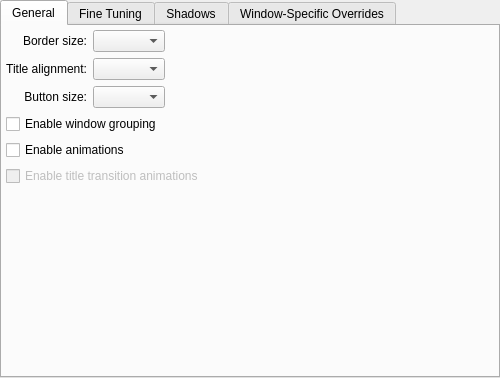
Above: clients/oxygen/config/ui/oxygenconfigurationui.ui from KDE/kwin before the change. Below: the same form after it.
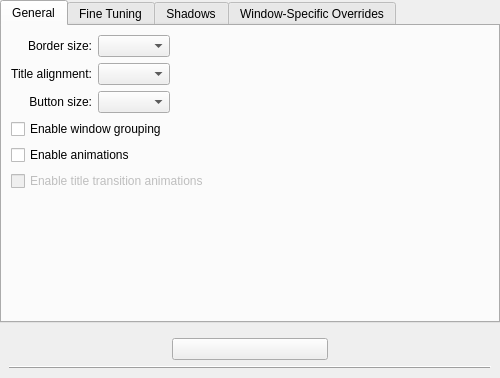
That is the form after the change. Custom widgets are drawn as their Qt base class.

Commit message: Added "show advanced options" button.

Diff of the .ui file:
```diff
--- a/clients/oxygen/config/ui/oxygenconfigurationui.ui
+++ b/clients/oxygen/config/ui/oxygenconfigurationui.ui
@@ -30,10 +30,7 @@
        <string>General</string>
       </attribute>
       <layout class="QGridLayout" name="gridLayout">
-       <property name="margin">
-        <number>4</number>
-       </property>
-       <item row="0" column="0">
+       <item row="0" column="0" colspan="2">
         <widget class="QLabel" name="label">
          <property name="text">
           <string>Border size:</string>
@@ -46,10 +43,10 @@
          </property>
         </widget>
        </item>
-       <item row="0" column="1">
+       <item row="0" column="2">
         <widget class="KComboBox" name="frameBorder"/>
        </item>
-       <item row="1" column="0">
+       <item row="1" column="0" colspan="2">
         <widget class="QLabel" name="label_2">
          <property name="text">
           <string>Title alignment:</string>
@@ -62,10 +59,23 @@
          </property>
         </widget>
        </item>
-       <item row="1" column="1">
+       <item row="1" column="2">
         <widget class="KComboBox" name="titleAlignment"/>
        </item>
-       <item row="2" column="0">
+       <item row="1" column="3">
+        <spacer name="horizontalSpacer">
+         <property name="orientation">
+          <enum>Qt::Horizontal</enum>
+         </property>
+         <property name="sizeHint" stdset="0">
+          <size>
+           <width>40</width>
+           <height>20</height>
+          </size>
+         </property>
+        </spacer>
+       </item>
+       <item row="2" column="0" colspan="2">
         <widget class="QLabel" name="label_3">
          <property name="text">
           <string>Button size:</string>
@@ -78,22 +88,9 @@
          </property>
         </widget>
        </item>
-       <item row="2" column="1">
+       <item row="2" column="2">
         <widget class="KComboBox" name="buttonSize"/>
        </item>
-       <item row="1" column="2">
-        <spacer name="horizontalSpacer">
-         <property name="orientation">
-          <enum>Qt::Horizontal</enum>
-         </property>
-         <property name="sizeHint" stdset="0">
-          <size>
-           <width>40</width>
-           <height>20</height>
-          </size>
-         </property>
-        </spacer>
-       </item>
        <item row="3" column="0" colspan="3">
         <widget class="QCheckBox" name="tabsEnabled">
          <property name="text">
@@ -101,19 +98,6 @@
          </property>
         </widget>
        </item>
-       <item row="6" column="0">
-        <spacer name="verticalSpacer">
-         <property name="orientation">
-          <enum>Qt::Vertical</enum>
-         </property>
-         <property name="sizeHint" stdset="0">
-          <size>
-           <width>20</width>
-           <height>40</height>
-          </size>
-         </property>
-        </spacer>
-       </item>
        <item row="4" column="0" colspan="3">
         <widget class="QCheckBox" name="useAnimations">
          <property name="text">
@@ -121,7 +105,7 @@
          </property>
         </widget>
        </item>
-       <item row="5" column="0" colspan="3">
+       <item row="5" column="0" colspan="4">
         <widget class="QCheckBox" name="animateTitleChange">
          <property name="enabled">
           <bool>false</bool>
@@ -131,6 +115,19 @@
          </property>
         </widget>
        </item>
+       <item row="6" column="0" colspan="2">
+        <spacer name="verticalSpacer">
+         <property name="orientation">
+          <enum>Qt::Vertical</enum>
+         </property>
+         <property name="sizeHint" stdset="0">
+          <size>
+           <width>20</width>
+           <height>40</height>
+          </size>
+         </property>
+        </spacer>
+       </item>
       </layout>
      </widget>
      <widget class="QWidget" name="tab_2">
@@ -341,6 +338,29 @@
      </widget>
     </widget>
    </item>
+   <item>
+    <widget class="QWidget" name="_expertModeContainer" native="true">
+     <layout class="QGridLayout" name="gridLayout_5">
+      <item row="0" column="1">
+       <widget class="QPushButton" name="_expertModeButton">
+        <property name="text">
+         <string/>
+        </property>
+       </widget>
+      </item>
+      <item row="1" column="0" colspan="3">
+       <widget class="QFrame" name="frame_2">
+        <property name="frameShape">
+         <enum>QFrame::HLine</enum>
+        </property>
+        <property name="frameShadow">
+         <enum>QFrame::Raised</enum>
+        </property>
+       </widget>
+      </item>
+     </layout>
+    </widget>
+   </item>
   </layout>
  </widget>
  <customwidgets>
```
The commit also changes 2 other files.
